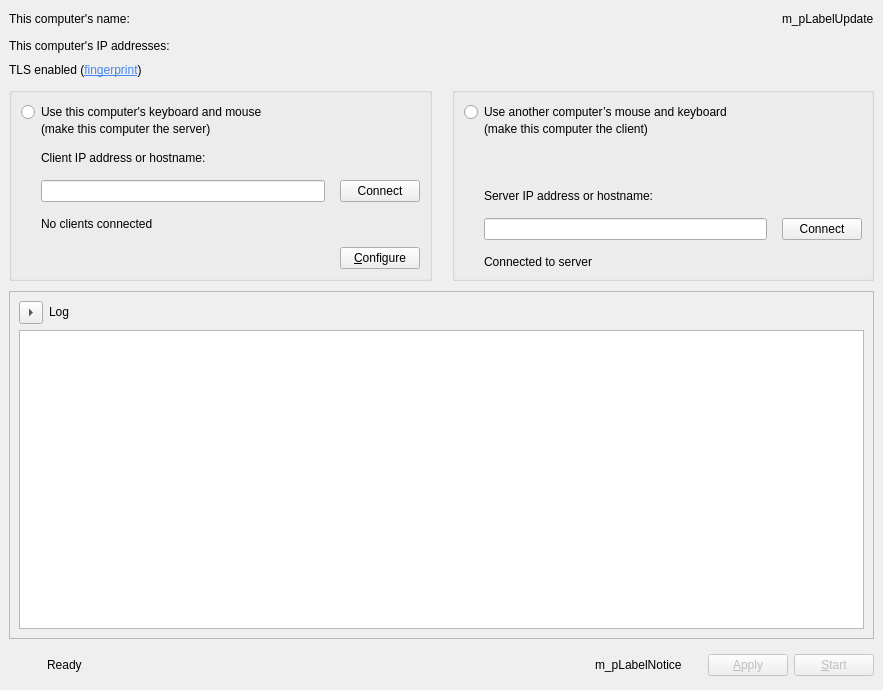
deskflow/deskflow, file src/apps/deskflow-gui/MainWindow.ui: the form before one commit.
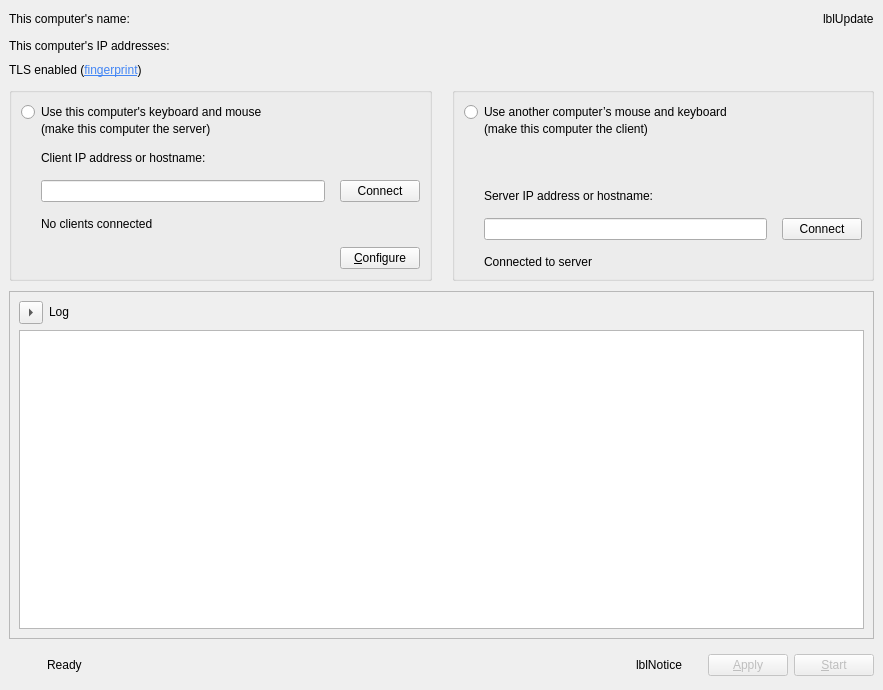
The form after the commit. Custom widgets are drawn as their Qt base class.

Commit message: refactor: MainWindow conform to naming standards

Patch:
```diff
--- a/src/apps/deskflow-gui/MainWindow.ui
+++ b/src/apps/deskflow-gui/MainWindow.ui
@@ -64,7 +64,7 @@
          </sizepolicy>
         </property>
         <property name="text">
-         <string notr="true">m_pLabelUpdate</string>
+         <string notr="true">lblUpdate</string>
         </property>
         <property name="openExternalLinks">
          <bool>true</bool>
@@ -569,7 +569,7 @@
          <bool>false</bool>
         </property>
         <property name="text">
-         <string notr="true">m_pLabelNotice</string>
+         <string notr="true">lblNotice</string>
         </property>
         <property name="alignment">
          <set>Qt::AlignmentFlag::AlignLeading|Qt::AlignmentFlag::AlignLeft|Qt::AlignmentFlag::AlignVCenter</set>
```
Left out of the diff: 46 changed lines with no effect on the pictures. The commit also changes 2 other files.
